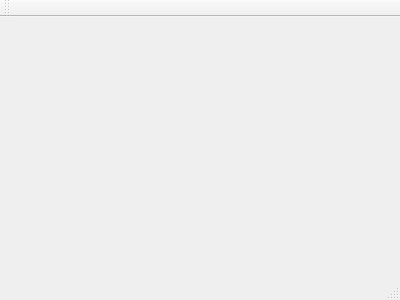
This is JSON_Arduino/mainwindow.ui in edmundormz/QT_Act_6_JSON_Arduino as Qt 5 draws it before an edit. The edited form follows.
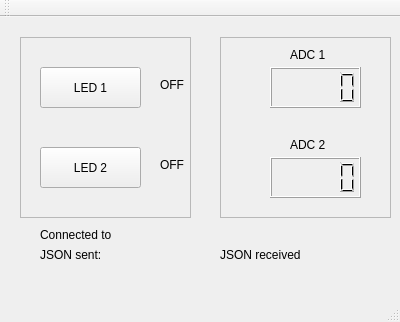
This is the edited form.

Diff of the .ui file:
```diff
--- a/JSON_Arduino/mainwindow.ui
+++ b/JSON_Arduino/mainwindow.ui
@@ -7,7 +7,7 @@
     <x>0</x>
     <y>0</y>
     <width>400</width>
-    <height>300</height>
+    <height>322</height>
    </rect>
   </property>
   <property name="windowTitle">
@@ -17,8 +17,8 @@
    <widget class="QLabel" name="lbSerialStatus">
     <property name="geometry">
      <rect>
-      <x>300</x>
-      <y>20</y>
+      <x>130</x>
+      <y>210</y>
       <width>59</width>
       <height>15</height>
      </rect>
@@ -27,6 +27,201 @@
      <string/>
     </property>
    </widget>
+   <widget class="QLCDNumber" name="lcdN1">
+    <property name="geometry">
+     <rect>
+      <x>270</x>
+      <y>50</y>
+      <width>91</width>
+      <height>41</height>
+     </rect>
+    </property>
+   </widget>
+   <widget class="QPushButton" name="pushButton">
+    <property name="geometry">
+     <rect>
+      <x>40</x>
+      <y>50</y>
+      <width>101</width>
+      <height>41</height>
+     </rect>
+    </property>
+    <property name="text">
+     <string>LED 1</string>
+    </property>
+   </widget>
+   <widget class="QLCDNumber" name="lcdN2">
+    <property name="geometry">
+     <rect>
+      <x>270</x>
+      <y>140</y>
+      <width>91</width>
+      <height>41</height>
+     </rect>
+    </property>
+   </widget>
+   <widget class="QPushButton" name="pushButton_2">
+    <property name="geometry">
+     <rect>
+      <x>40</x>
+      <y>130</y>
+      <width>101</width>
+      <height>41</height>
+     </rect>
+    </property>
+    <property name="text">
+     <string>LED 2</string>
+    </property>
+   </widget>
+   <widget class="QLabel" name="lbLed1">
+    <property name="geometry">
+     <rect>
+      <x>160</x>
+      <y>60</y>
+      <width>59</width>
+      <height>15</height>
+     </rect>
+    </property>
+    <property name="text">
+     <string>OFF</string>
+    </property>
+   </widget>
+   <widget class="QLabel" name="lbLed2">
+    <property name="geometry">
+     <rect>
+      <x>160</x>
+      <y>140</y>
+      <width>59</width>
+      <height>15</height>
+     </rect>
+    </property>
+    <property name="text">
+     <string>OFF</string>
+    </property>
+   </widget>
+   <widget class="QLabel" name="lbADC2">
+    <property name="geometry">
+     <rect>
+      <x>290</x>
+      <y>120</y>
+      <width>59</width>
+      <height>15</height>
+     </rect>
+    </property>
+    <property name="text">
+     <string>ADC 2</string>
+    </property>
+   </widget>
+   <widget class="QLabel" name="lbADC1">
+    <property name="geometry">
+     <rect>
+      <x>290</x>
+      <y>30</y>
+      <width>59</width>
+      <height>15</height>
+     </rect>
+    </property>
+    <property name="text">
+     <string>ADC 1</string>
+    </property>
+   </widget>
+   <widget class="QLabel" name="lbSerialStatus_2">
+    <property name="geometry">
+     <rect>
+      <x>40</x>
+      <y>210</y>
+      <width>85</width>
+      <height>15</height>
+     </rect>
+    </property>
+    <property name="text">
+     <string>Connected to </string>
+    </property>
+   </widget>
+   <widget class="QFrame" name="frame">
+    <property name="geometry">
+     <rect>
+      <x>20</x>
+      <y>20</y>
+      <width>171</width>
+      <height>181</height>
+     </rect>
+    </property>
+    <property name="frameShape">
+     <enum>QFrame::StyledPanel</enum>
+    </property>
+    <property name="frameShadow">
+     <enum>QFrame::Raised</enum>
+    </property>
+   </widget>
+   <widget class="QFrame" name="frame_2">
+    <property name="geometry">
+     <rect>
+      <x>220</x>
+      <y>20</y>
+      <width>171</width>
+      <height>181</height>
+     </rect>
+    </property>
+    <property name="frameShape">
+     <enum>QFrame::StyledPanel</enum>
+    </property>
+    <property name="frameShadow">
+     <enum>QFrame::Raised</enum>
+    </property>
+   </widget>
+   <widget class="QLabel" name="lbJsonSent">
+    <property name="geometry">
+     <rect>
+      <x>40</x>
+      <y>230</y>
+      <width>85</width>
+      <height>15</height>
+     </rect>
+    </property>
+    <property name="text">
+     <string>JSON sent: </string>
+    </property>
+   </widget>
+   <widget class="QLabel" name="lbJsonReceived">
+    <property name="geometry">
+     <rect>
+      <x>220</x>
+      <y>230</y>
+      <width>86</width>
+      <height>15</height>
+     </rect>
+    </property>
+    <property name="text">
+     <string>JSON received</string>
+    </property>
+   </widget>
+   <widget class="QLabel" name="lbSent">
+    <property name="geometry">
+     <rect>
+      <x>40</x>
+      <y>250</y>
+      <width>85</width>
+      <height>15</height>
+     </rect>
+    </property>
+    <property name="text">
+     <string/>
+    </property>
+   </widget>
+   <widget class="QLabel" name="lbReceived">
+    <property name="geometry">
+     <rect>
+      <x>220</x>
+      <y>250</y>
+      <width>85</width>
+      <height>15</height>
+     </rect>
+    </property>
+    <property name="text">
+     <string/>
+    </property>
+   </widget>
   </widget>
   <widget class="QMenuBar" name="menuBar">
    <property name="geometry">
```
Left out of the diff: 2 changed lines with no effect on the pictures.
